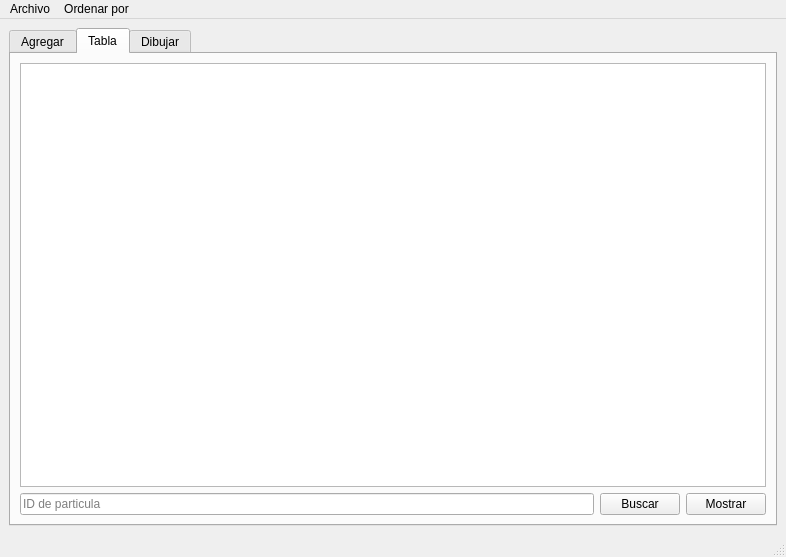
Above: mainwindow.ui from Antonio-Hdez/Prueba-interfazgrafica-antoniohdez before the change. Below: the same form after it.
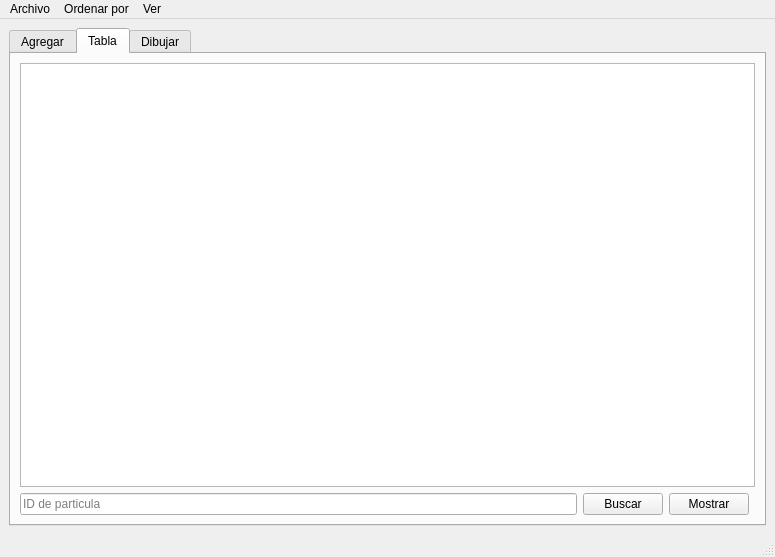
That is the form after the change. The open tabs and pages were chosen to show the change.

Patch:
```diff
--- a/mainwindow.ui
+++ b/mainwindow.ui
@@ -6,7 +6,7 @@
    <rect>
     <x>0</x>
     <y>0</y>
-    <width>786</width>
+    <width>775</width>
     <height>557</height>
    </rect>
   </property>
@@ -190,29 +190,29 @@
         <string>Tabla</string>
        </attribute>
        <layout class="QGridLayout" name="gridLayout_4">
-        <item row="0" column="0" colspan="3">
-         <widget class="QTableWidget" name="tabla"/>
+        <item row="2" column="2">
+         <widget class="QPushButton" name="mostrar_tabla_pushButton">
+          <property name="text">
+           <string>Mostrar</string>
+          </property>
+         </widget>
         </item>
-        <item row="1" column="0">
+        <item row="2" column="0">
          <widget class="QLineEdit" name="buscar_lineEdit">
           <property name="placeholderText">
            <string>ID de particula</string>
           </property>
          </widget>
         </item>
-        <item row="1" column="1">
+        <item row="2" column="1">
          <widget class="QPushButton" name="buscar_pushButton">
           <property name="text">
            <string>Buscar</string>
           </property>
          </widget>
         </item>
-        <item row="1" column="2">
-         <widget class="QPushButton" name="mostrar_tabla_pushButton">
-          <property name="text">
-           <string>Mostrar</string>
-          </property>
-         </widget>
+        <item row="0" column="0" colspan="4">
+         <widget class="QTableWidget" name="tabla"/>
         </item>
        </layout>
       </widget>
@@ -249,7 +249,7 @@
     <rect>
      <x>0</x>
      <y>0</y>
-     <width>786</width>
+     <width>775</width>
      <height>21</height>
     </rect>
    </property>
@@ -268,8 +268,15 @@
     <addaction name="actionDistancia"/>
     <addaction name="actionVelocidad"/>
    </widget>
+   <widget class="QMenu" name="menuVer">
+    <property name="title">
+     <string>Ver</string>
+    </property>
+    <addaction name="ver_grafos_action"/>
+   </widget>
    <addaction name="menuArchivo"/>
    <addaction name="menuID"/>
+   <addaction name="menuVer"/>
   </widget>
   <widget class="QStatusBar" name="statusbar"/>
   <action name="actionAbrir">
```
Left out of the diff: 10 changed lines with no effect on the pictures.
